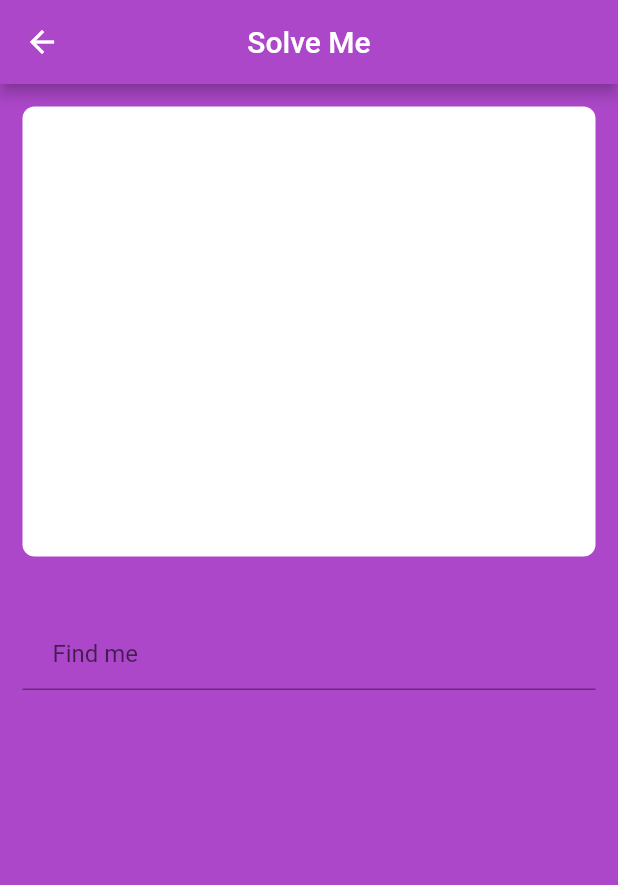
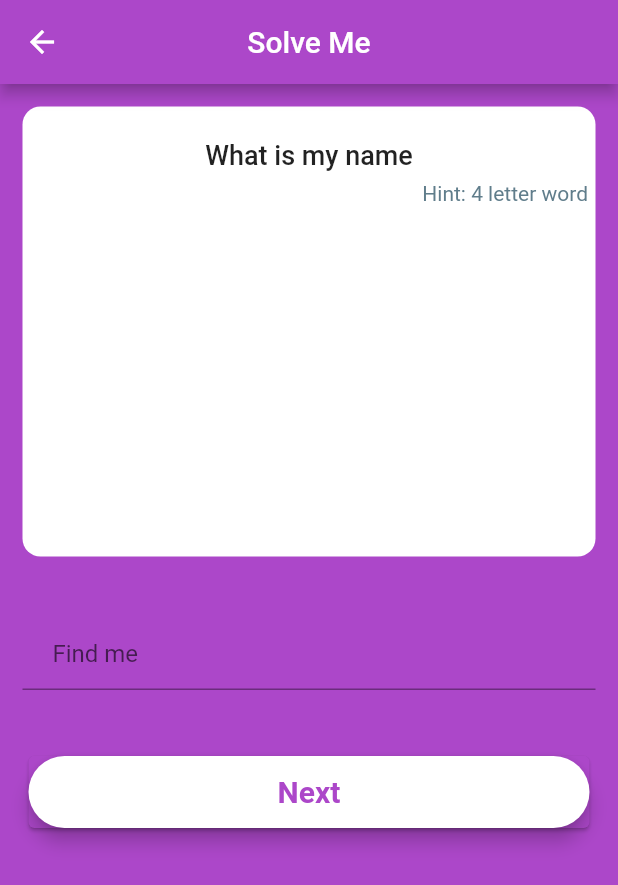
Before and after one commit to gdscwce/GIM-QUIZ-APP-, a Flutter app: the QuestionScreen screen opened directly, on a phone screen of 412 x 824 dp. Shown: the top 885 px of the screen. Run offline on Flutter 3.47's test engine with Material 2 defaults, Android fonts, the phone set to English and light mode, and no system bars; our stand-ins replace confetti.

```diff
--- a/lib/screens/firstScreen.dart
+++ b/lib/screens/firstScreen.dart
@@ -1,6 +1,6 @@
 import 'package:flutter/cupertino.dart';
 import 'package:flutter/material.dart';
-import 'package:gdscquiz/screens/questionScreen.dart';
+import 'package:gdscquiz/screens/questionScreen1.dart';
 
 import '../constants.dart';
 
--- a/lib/screens/questionScreen.dart
+++ /dev/null
@@ -1,73 +0,0 @@
-import 'package:flutter/cupertino.dart';
-import 'package:flutter/material.dart';
-import 'package:gdscquiz/constants.dart';
-
-class QuestionScreen extends StatefulWidget {
-  const QuestionScreen({Key? key}) : super(key: key);
-
-  @override
-  State<QuestionScreen> createState() => _QuestionScreenState();
-}
-
- const answer = "";
-class _QuestionScreenState extends State<QuestionScreen> {
-  @override
-  final AnswerField = TextFormField(
-      autofocus: false,
-      controller: kAnswerText,
-      keyboardType: TextInputType.name,
-      validator: (value) {
-
-        if (value!.isEmpty) {
-          return null;
-        }
-        if(value!= answer){
-          return("Sorry !!, but I am not the one you locking for");
-        }
-        return null;
-      },
-      onSaved: (value) {
-        kAnswerText.text = value!;
-      },
-       textInputAction: TextInputAction.none,
-      decoration: const InputDecoration(
-
-        contentPadding: EdgeInsets.fromLTRB(20, 15, 20, 15),
-        hintText: "Find me",
-
-      ),
-  );
-
-
-  Widget build(BuildContext context) {
-    return Scaffold(
-      appBar: AppBar(
-        title: Text('Solve Me'),
-        centerTitle: true,
-        backgroundColor: kColour,
-      ),
-      backgroundColor: kColour,
-      body:  Padding(
-        padding: const EdgeInsets.all(15.0),
-        child: Column(
-          mainAxisAlignment: MainAxisAlignment.start,
-          crossAxisAlignment: CrossAxisAlignment.center,
-          children: [
-            Container(
-
-               height: 300,
-              width:  MediaQuery. of(context). size. width ,
-              decoration: const BoxDecoration(
-                color: Colors.white,
-
-                borderRadius:  BorderRadius.all(Radius.circular(8.0)) ,
-              ),
-            ),
-          SizedBox(height: 40,),
-          AnswerField
-          ],
-        ),
-      )
-    );
-  }
-}
--- /dev/null
+++ b/lib/screens/questionScreen1.dart
@@ -0,0 +1,128 @@
+import 'package:flutter/cupertino.dart';
+import 'package:flutter/material.dart';
+import 'package:gdscquiz/constants.dart';
+import 'package:gdscquiz/screens/lastPage.dart';
+
+class QuestionScreen extends StatefulWidget {
+  const QuestionScreen({Key? key}) : super(key: key);
+
+  @override
+  State<QuestionScreen> createState() => _QuestionScreenState();
+}
+
+//TODO::ADD Question and its answer
+const Question = "What is my name";
+const answer = "name";
+var Hint = "Hint";
+bool isTapped=false;
+class _QuestionScreenState extends State<QuestionScreen> {
+  final AnswerField = TextFormField(
+    autofocus: false,
+    controller: kAnswerText,
+    keyboardType: TextInputType.name,
+    validator: (value) {
+      if (value!.isEmpty) {
+        return ("Please enter you Answer");
+      }
+
+      return null;
+    },
+    onSaved: (value) {
+      kAnswerText.text = value!;
+    },
+    textInputAction: TextInputAction.none,
+    decoration: const InputDecoration(
+      contentPadding: EdgeInsets.fromLTRB(20, 15, 20, 15),
+      hintText: "Find me",
+    ),
+  );
+
+  @override
+  Widget build(BuildContext context) {
+    return Scaffold(
+        appBar: AppBar(
+          title: const Text('Solve Me'),
+          centerTitle: true,
+          backgroundColor: kColour,
+        ),
+        backgroundColor: kColour,
+        body: Padding(
+          padding: const EdgeInsets.all(15.0),
+          child: SingleChildScrollView(
+            child: Column(
+              mainAxisAlignment: MainAxisAlignment.start,
+              crossAxisAlignment: CrossAxisAlignment.center,
+              children: [
+                Container(
+                  height: 300,
+                  width: MediaQuery.of(context).size.width,
+                  decoration: const BoxDecoration(
+                    color: Colors.white,
+                    borderRadius: BorderRadius.all(Radius.circular(12.0)),
+                  ),
+                  child: Padding(
+                    padding:
+                        const EdgeInsets.symmetric(vertical: 22, horizontal: 5),
+                    child: Column(
+                      crossAxisAlignment: CrossAxisAlignment.center,
+                      children:  [
+                        const Text(
+                          Question,
+                          style: TextStyle(
+                              fontSize: 18, fontWeight: FontWeight.w500),
+                        ),
+                        SizedBox(
+                          height: 7,
+                        ),
+                        Row(
+                          mainAxisAlignment: MainAxisAlignment.end,
+                          children: [
+                            Text("Hint: 4 letter word", style: TextStyle(color: Colors.blueGrey), )
+                          ],
+                        )
+                      ],
+                    ),
+                  ),
+                ),
+                const SizedBox(
+                  height: 40,
+                ),
+                AnswerField,
+                const SizedBox(
+                  height: 40,
+                ),
+                Align(
+                  alignment: Alignment.bottomRight,
+                  child: Card(
+                    color: kColour,
+                    child: Material(
+                        elevation: 5,
+                        borderRadius: BorderRadius.circular(30),
+                        color: Colors.white,
+                        child: MaterialButton(
+                          minWidth: MediaQuery.of(context).size.width,
+                          onPressed: () {
+                            (kAnswerText.text == answer)
+                                ? Navigator.push(
+                                    context,
+                                    CupertinoPageRoute(
+                                        builder: (context) => LastPage()))
+                                : Error();
+                          },
+                          child: const Text(
+                            "Next",
+                            textAlign: TextAlign.center,
+                            style: TextStyle(
+                                fontSize: 20,
+                                color: kColour,
+                                fontWeight: FontWeight.bold),
+                          ),
+                        )),
+                  ),
+                ),
+              ],
+            ),
+          ),
+        ));
+  }
+}
--- a/pubspec.yaml
+++ b/pubspec.yaml
@@ -37,6 +37,7 @@ dependencies:
   # Use with the CupertinoIcons class for iOS style icons.
   cupertino_icons: ^1.0.2
   flutter_native_splash: ^2.2.12
+  confetti: ^0.7.0
 
 dev_dependencies:
   flutter_test:
```
Also changed, not shown: lib/screens/lastPage.dart (added, +79 -0 lines), assets/tresurefound.png (added), pubspec.lock.
